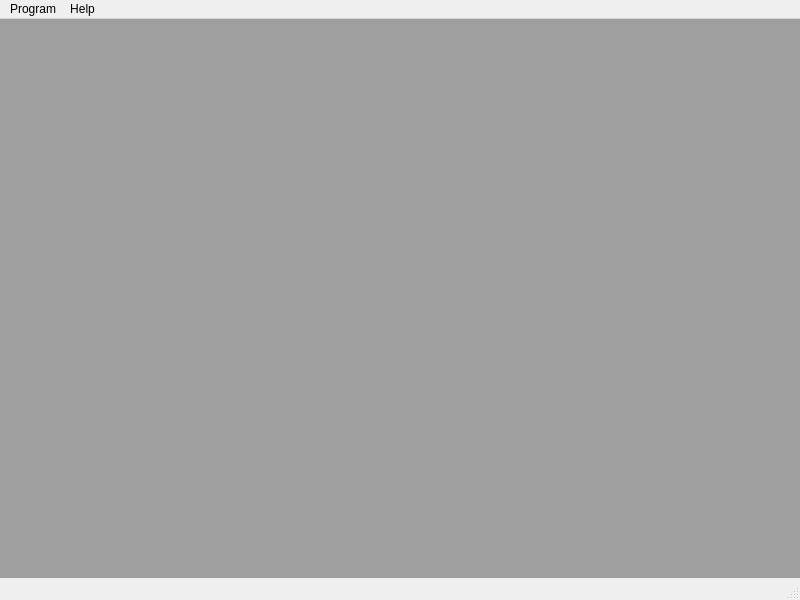
Old version of the form runtime/ui/desktop/mainWindow.ui in the repository vopl/r3.
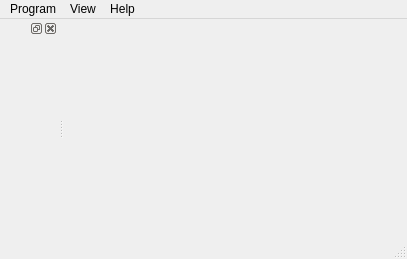
New version of the form.

Patch:
```diff
--- a/runtime/ui/desktop/mainWindow.ui
+++ b/runtime/ui/desktop/mainWindow.ui
@@ -6,8 +6,8 @@
    <rect>
     <x>0</x>
     <y>0</y>
-    <width>800</width>
-    <height>600</height>
+    <width>407</width>
+    <height>259</height>
    </rect>
   </property>
   <property name="windowTitle">
@@ -21,22 +21,6 @@
     <property name="margin">
      <number>0</number>
     </property>
-    <item>
-     <widget class="QMdiArea" name="mdiArea">
-      <property name="lineWidth">
-       <number>0</number>
-      </property>
-      <property name="activationOrder">
-       <enum>QMdiArea::StackingOrder</enum>
-      </property>
-      <property name="viewMode">
-       <enum>QMdiArea::TabbedView</enum>
-      </property>
-      <property name="documentMode">
-       <bool>false</bool>
-      </property>
-     </widget>
-    </item>
    </layout>
   </widget>
   <widget class="QMenuBar" name="menubar">
@@ -44,7 +28,7 @@
     <rect>
      <x>0</x>
      <y>0</y>
-     <width>800</width>
+     <width>407</width>
      <height>18</height>
     </rect>
    </property>
@@ -61,7 +45,14 @@
     </property>
     <addaction name="actionAbout"/>
    </widget>
+   <widget class="QMenu" name="menuView">
+    <property name="title">
+     <string>View</string>
+    </property>
+    <addaction name="actionFull_screen"/>
+   </widget>
    <addaction name="menuProgram"/>
+   <addaction name="menuView"/>
    <addaction name="menuHelp"/>
   </widget>
   <widget class="QStatusBar" name="statusbar">
@@ -69,6 +60,12 @@
     <bool>true</bool>
    </property>
   </widget>
+  <widget class="QDockWidget" name="dockWidget_3">
+   <attribute name="dockWidgetArea">
+    <number>1</number>
+   </attribute>
+   <widget class="QWidget" name="dockWidgetContents_3"/>
+  </widget>
   <action name="actionNetwork">
    <property name="text">
     <string>Network</string>
```
Left out of the diff: 14 changed lines with no effect on the pictures.
